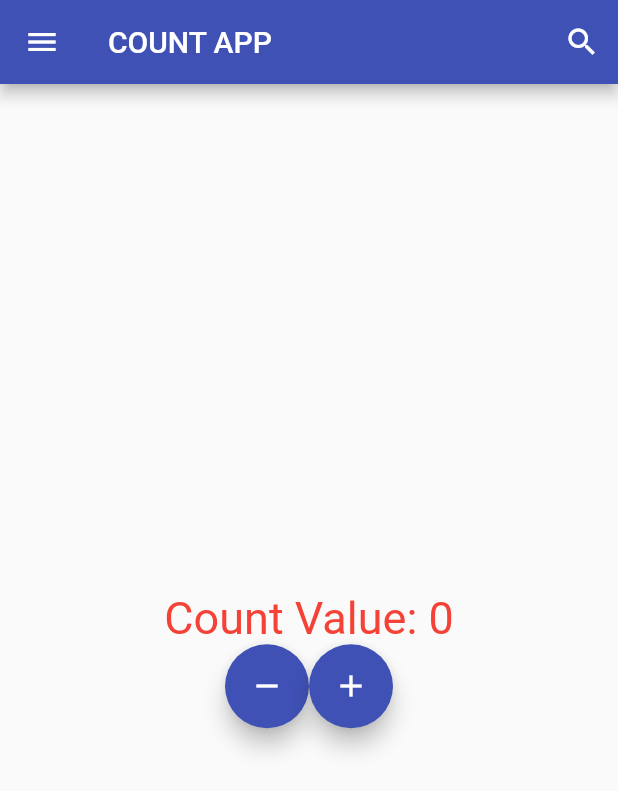
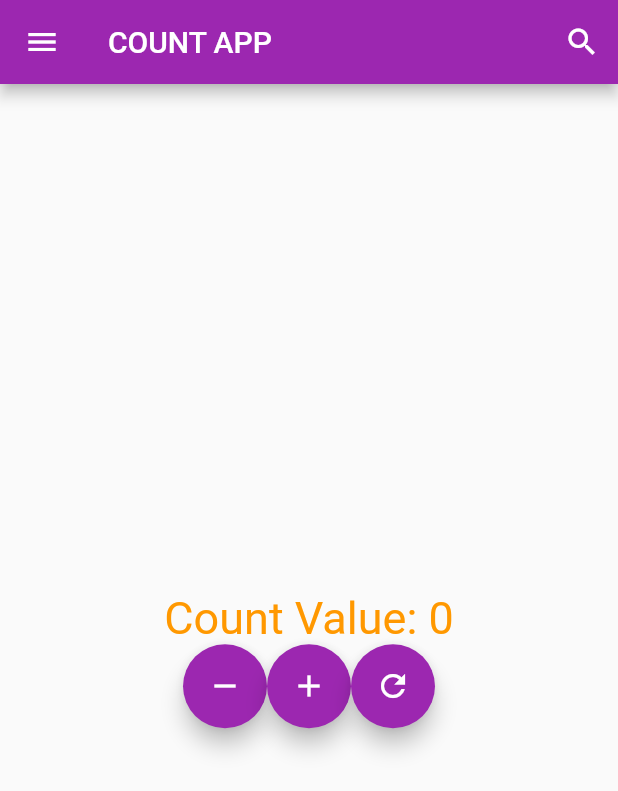
Before and after one commit to developer-sanjai/Flutter_basics, a Flutter app: the screen it shows after launch, after a tap on the "remove" icon, on a phone screen of 412 x 824 dp. Shown: the top 791 px of the screen. Run offline on Flutter 3.47's test engine with Material 2 defaults, Android fonts, the phone set to English and light mode, and no system bars; Roboto replaces fonts that are missing (Times New Roman).

Commit message:
reset button is added

```diff
--- a/lib/main.dart
+++ b/lib/main.dart
@@ -3,7 +3,7 @@ import 'package:flutter/material.dart';
 void main() {
   runApp(MaterialApp(
     title: "Counter App",
-    theme: ThemeData(primarySwatch: Colors.indigo),
+    theme: ThemeData(primarySwatch: Colors.purple),
     home: const Homepage(),
   ));
 }
@@ -29,6 +29,12 @@ class _HomepageState extends State<Homepage> {
         _count--;
       });
     }
+  }
+
+  void _reset() {
+    setState(() {
+      _count = 0;
+    });
   }
 
   @override
@@ -62,7 +68,7 @@ class _HomepageState extends State<Homepage> {
             Text(
               'Count Value: $_count',
               style: const TextStyle(
-                  color: Colors.red,
+                  color: Colors.orange,
                   fontSize: 30,
                   fontFamily: 'Times New Roman'),
             ),
@@ -79,6 +85,11 @@ class _HomepageState extends State<Homepage> {
                   tooltip: 'Add',
                   child: const Icon(Icons.add),
                 ),
+                FloatingActionButton(
+                  onPressed: _reset,
+                  tooltip: 'Reset',
+                  child: const Icon(Icons.refresh),
+                ),
               ],
             )
           ],
```
